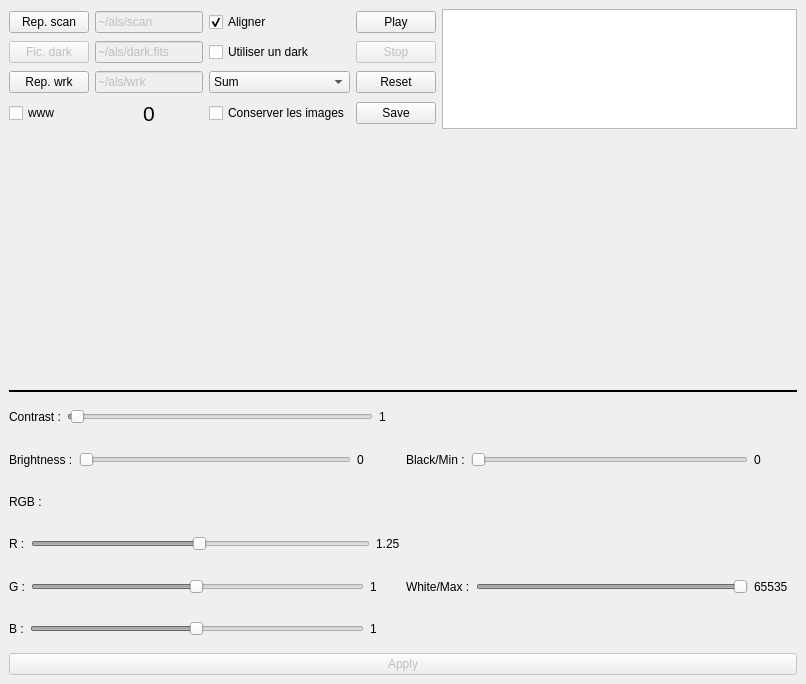
Above: alsui.ui from gehelem/als before the change. Below: the same form after it.
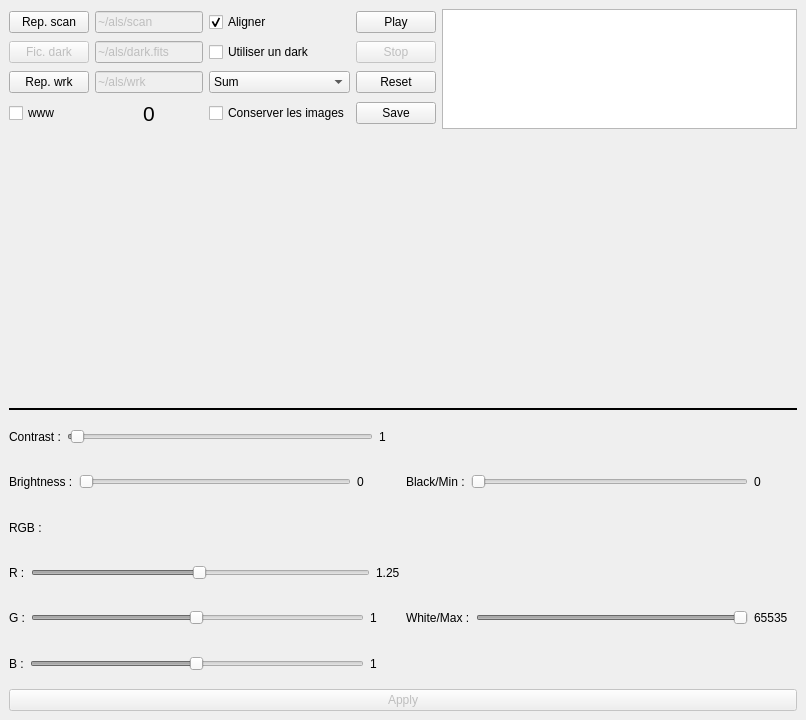
That is the form after the change. Icons and pictures are not drawn.

Commit message: ajust window size

Diff of the .ui file:
```diff
--- a/alsui.ui
+++ b/alsui.ui
@@ -7,9 +7,15 @@
     <x>0</x>
     <y>0</y>
     <width>806</width>
-    <height>684</height>
+    <height>720</height>
    </rect>
   </property>
+  <property name="minimumSize">
+   <size>
+    <width>0</width>
+    <height>700</height>
+   </size>
+  </property>
   <property name="windowTitle">
    <string>Astro Live Stacker</string>
   </property>
```
The commit also changes 1 other file.
